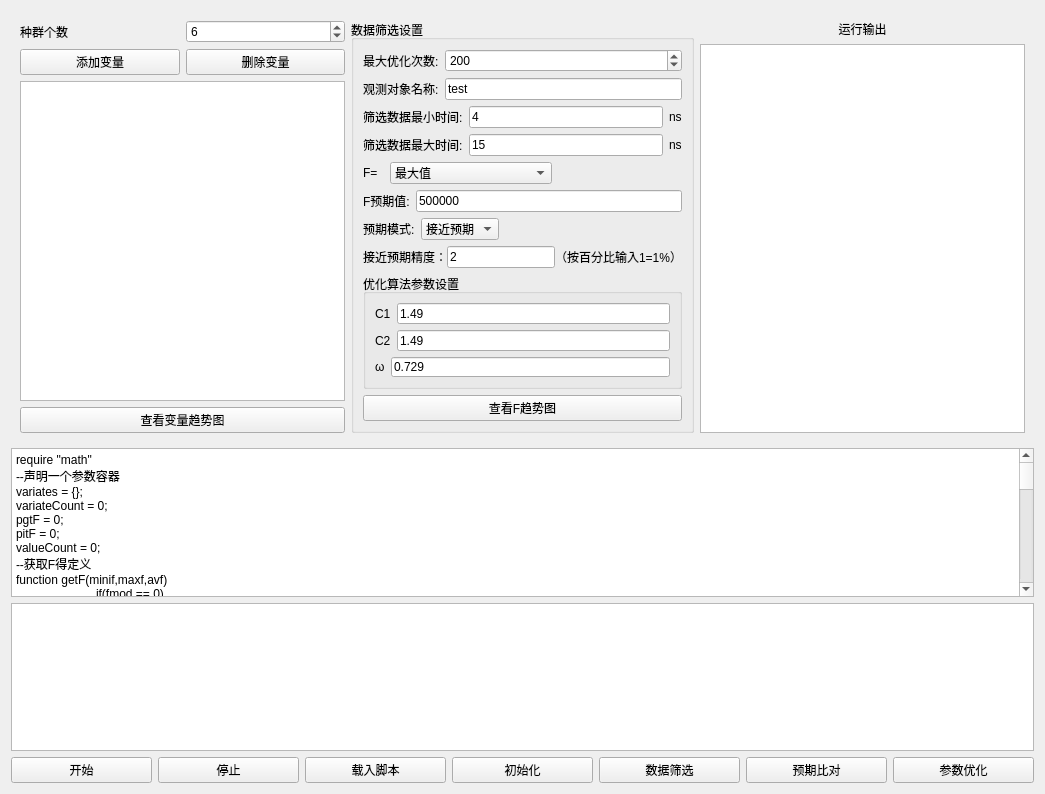
Qt form src/SmartContorl/SmartContorlUI.ui (BeQuiet1228/FreeCAD) before a commit.
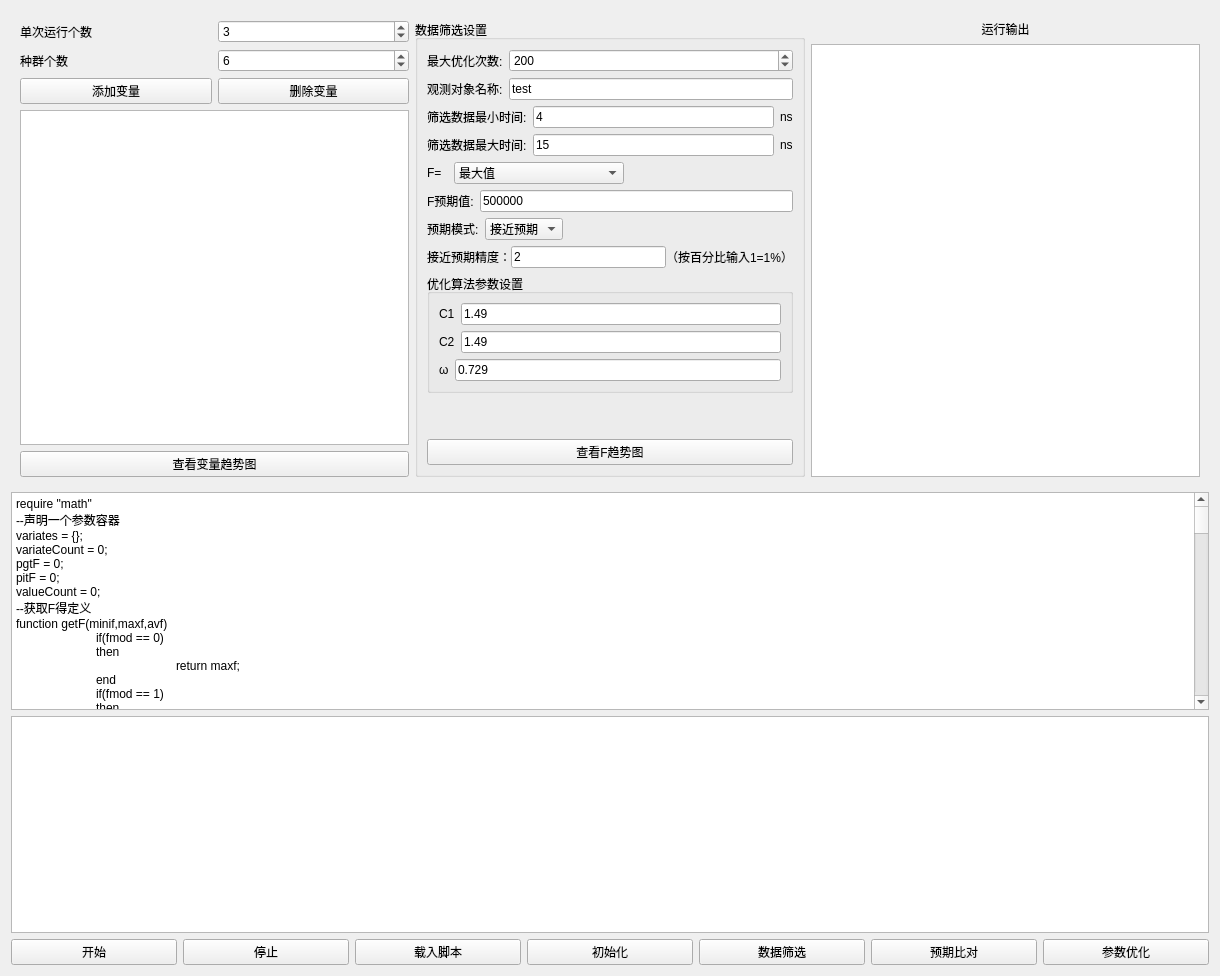
The same form after that commit. Custom widgets are drawn as their Qt base class.

Commit message: 优化算法增加运行个数

Diff of the .ui file:
```diff
--- a/src/SmartContorl/SmartContorlUI.ui
+++ b/src/SmartContorl/SmartContorlUI.ui
@@ -6,8 +6,8 @@
    <rect>
     <x>0</x>
     <y>0</y>
-    <width>1045</width>
-    <height>794</height>
+    <width>1220</width>
+    <height>976</height>
    </rect>
   </property>
   <property name="windowTitle">
@@ -31,6 +31,24 @@
      <layout class="QHBoxLayout" name="horizontalLayout_12">
       <item>
        <layout class="QVBoxLayout" name="verticalLayout_2">
+        <item>
+         <layout class="QHBoxLayout" name="horizontalLayout_14">
+          <item>
+           <widget class="QLabel" name="label_17">
+            <property name="text">
+             <string>单次运行个数</string>
+            </property>
+           </widget>
+          </item>
+          <item>
+           <widget class="QSpinBox" name="spinBoxRunCount">
+            <property name="value">
+             <number>3</number>
+            </property>
+           </widget>
+          </item>
+         </layout>
+        </item>
         <item>
          <layout class="QHBoxLayout" name="horizontalLayout_3">
           <item>
```
The commit also changes 3 other files.
